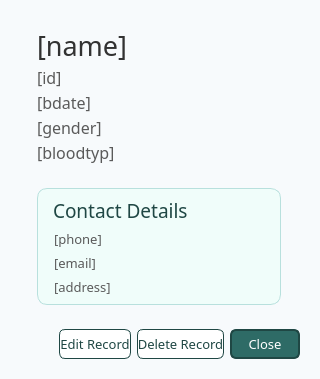
Old version of the form ui/popup_patientdetails.ui in the repository karlito20/AdoraFlowProject.
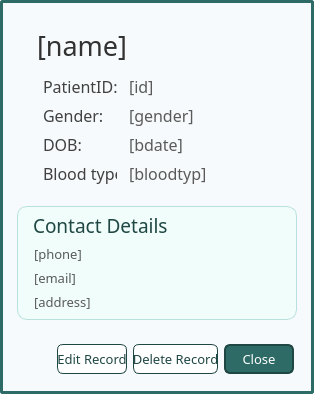
New version of the form.

The edit to the form file:
```diff
--- a/ui/popup_patientdetails.ui
+++ b/ui/popup_patientdetails.ui
@@ -9,8 +9,8 @@
    <rect>
     <x>0</x>
     <y>0</y>
-    <width>320</width>
-    <height>341</height>
+    <width>314</width>
+    <height>330</height>
    </rect>
   </property>
   <property name="windowTitle">
@@ -20,6 +20,7 @@
    <string notr="true">#info_popup {
 	background: #F7FAFC;
 	border-radius:3px;
+border: 3px solid #2E6B66;
 }</string>
   </property>
   <property name="modal">
@@ -64,6 +65,116 @@
        </widget>
       </item>
       <item>
+       <widget class="QWidget" name="widget" native="true">
+        <layout class="QHBoxLayout" name="horizontalLayout_3">
+         <property name="leftMargin">
+          <number>0</number>
+         </property>
+         <property name="rightMargin">
+          <number>0</number>
+         </property>
+         <property name="bottomMargin">
+          <number>0</number>
+         </property>
+         <item>
+          <widget class="QWidget" name="widget_3" native="true">
+           <property name="maximumSize">
+            <size>
+             <width>80</width>
+             <height>16777215</height>
+            </size>
+           </property>
+           <property name="styleSheet">
+            <string notr="true">color: rgb(65, 65, 65);</string>
+           </property>
+           <layout class="QVBoxLayout" name="verticalLayout_5">
+            <property name="leftMargin">
+             <number>6</number>
+            </property>
+            <property name="topMargin">
+             <number>0</number>
+            </property>
+            <property name="rightMargin">
+             <number>0</number>
+            </property>
+            <property name="bottomMargin">
+             <number>0</number>
+            </property>
+            <item alignment="Qt::AlignmentFlag::AlignLeft">
+             <widget class="QLabel" name="label">
+              <property name="font">
+               <font>
+                <family>Slate</family>
+                <pointsize>12</pointsize>
+                <bold>false</bold>
+               </font>
+              </property>
+              <property name="text">
+               <string>PatientID:</string>
+              </property>
+             </widget>
+            </item>
+            <item alignment="Qt::AlignmentFlag::AlignLeft">
+             <widget class="QLabel" name="label_2">
+              <property name="font">
+               <font>
+                <family>Slate</family>
+                <pointsize>12</pointsize>
+                <bold>false</bold>
+               </font>
+              </property>
+              <property name="text">
+               <string>Gender:</string>
+              </property>
+             </widget>
+            </item>
+            <item alignment="Qt::AlignmentFlag::AlignLeft">
+             <widget class="QLabel" name="label_3">
+              <property name="font">
+               <font>
+                <family>Slate</family>
+                <pointsize>12</pointsize>
+                <bold>false</bold>
+               </font>
+              </property>
+              <property name="text">
+               <string>DOB:</string>
+              </property>
+             </widget>
+            </item>
+            <item alignment="Qt::AlignmentFlag::AlignLeft">
+             <widget class="QLabel" name="label_4">
+              <property name="font">
+               <font>
+                <family>Slate</family>
+                <pointsize>12</pointsize>
+                <bold>false</bold>
+               </font>
+              </property>
+              <property name="text">
+               <string>Blood type:</string>
+              </property>
+             </widget>
+            </item>
+           </layout>
+          </widget>
+         </item>
+         <item>
+          <widget class="QWidget" name="widget_2" native="true">
+           <layout class="QVBoxLayout" name="verticalLayout_4">
+            <property name="leftMargin">
+             <number>6</number>
+            </property>
+            <property name="topMargin">
+             <number>0</number>
+            </property>
+            <property name="rightMargin">
+             <number>6</number>
+            </property>
+            <property name="bottomMargin">
+             <number>0</number>
+            </property>
+            <item>
        <widget class="QLabel" name="id_label">
         <property name="font">
          <font>
@@ -79,22 +190,6 @@
         </property>
        </widget>
       </item>
-      <item>
-       <widget class="QLabel" name="bdate_label">
-        <property name="font">
-         <font>
-          <family>Slate</family>
-          <pointsize>12</pointsize>
-         </font>
-        </property>
-        <property name="styleSheet">
-         <string notr="true">color: rgb(90, 90, 90);</string>
-        </property>
-        <property name="text">
-         <string>[bdate]</string>
-        </property>
-       </widget>
-      </item>
       <item>
        <widget class="QLabel" name="gender_label">
         <property name="font">
@@ -111,6 +206,22 @@
         </property>
        </widget>
       </item>
+            <item>
+             <widget class="QLabel" name="bdate_label">
+              <property name="font">
+               <font>
+                <family>Slate</family>
+                <pointsize>12</pointsize>
+               </font>
+              </property>
+              <property name="styleSheet">
+               <string notr="true">color: rgb(90, 90, 90);</string>
+              </property>
+              <property name="text">
+               <string>[bdate]</string>
+              </property>
+             </widget>
+            </item>
       <item>
        <widget class="QLabel" name="bloodtype_label">
         <property name="font">
@@ -130,6 +241,12 @@
      </layout>
     </widget>
    </item>
+        </layout>
+       </widget>
+      </item>
+     </layout>
+    </widget>
+   </item>
    <item>
     <widget class="QWidget" name="info_cards" native="true">
      <layout class="QHBoxLayout" name="horizontalLayout">
@@ -137,10 +254,13 @@
        <number>22</number>
       </property>
       <property name="leftMargin">
-       <number>26</number>
+       <number>6</number>
+      </property>
+      <property name="topMargin">
+       <number>6</number>
       </property>
       <property name="rightMargin">
-       <number>28</number>
+       <number>6</number>
       </property>
       <item>
        <widget class="QWidget" name="contact_card" native="true">
@@ -157,6 +277,9 @@
 }</string>
         </property>
         <layout class="QVBoxLayout" name="verticalLayout_3">
+         <property name="topMargin">
+          <number>6</number>
+         </property>
          <item>
           <widget class="QLabel" name="contact_header">
            <property name="font">
```
Lines whose indentation alone changed are shown as unchanged.
